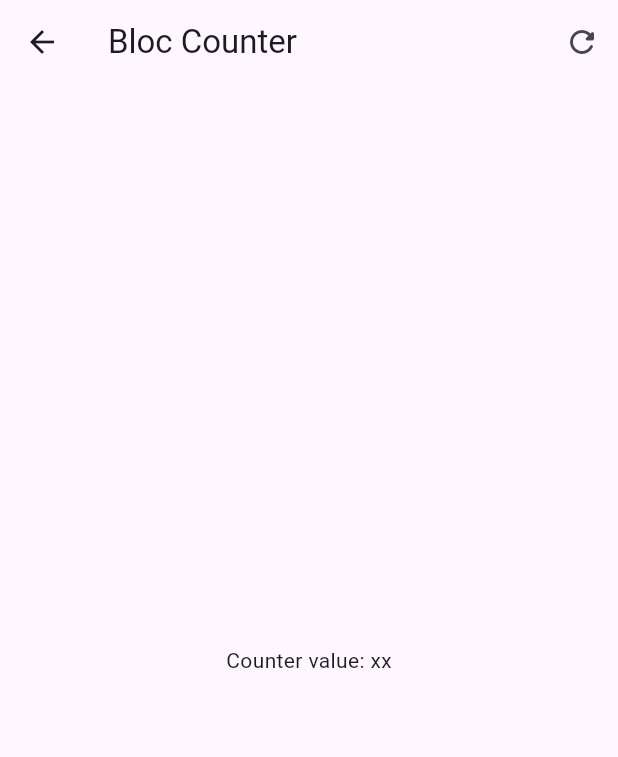
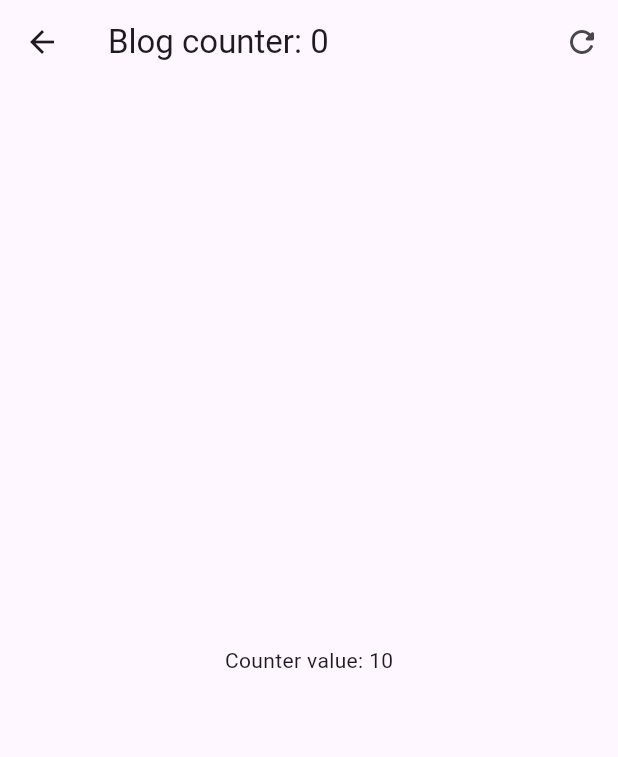
Before and after one commit to dcavadiam/forms_app, a Flutter app: the screen it shows after launch, after a tap on "BLoC", on a phone screen of 412 x 824 dp. Shown: the top 757 px of the screen. Run offline on Flutter 3.47's test engine with Material 3 defaults, Android fonts, the phone set to English and light mode, and no system bars; our stand-ins replace equatable, flutter_bloc, go_router.

Commit message:
counter bloc finished

```diff
--- a/lib/presentation/blocs/counter_bloc/counter_bloc.dart
+++ b/lib/presentation/blocs/counter_bloc/counter_bloc.dart
@@ -8,6 +8,8 @@ class CounterBloc extends Bloc<CounterEvent, CounterState> {
   CounterBloc() : super(const CounterState()) {
     on<CounterIncreased>(
         _onCounterIncreased); //  =   on<CounterIncreased>( (event, emit) _onCounterIncreased(event,emit))
+
+    on<CounterReset>(_onCounterReset);
   }
 
   void _onCounterIncreased(CounterIncreased event, Emitter<CounterState> emit) {
@@ -15,4 +17,8 @@ class CounterBloc extends Bloc<CounterEvent, CounterState> {
         counter: state.counter + event.value,
         transactionCounter: state.transactionCounter + 1));
   }
+
+  void _onCounterReset(CounterReset event, Emitter<CounterState> emit) {
+    emit(state.copyWith(counter: 0));
+  }
 }
--- a/lib/presentation/blocs/counter_bloc/counter_event.dart
+++ b/lib/presentation/blocs/counter_bloc/counter_event.dart
@@ -4,8 +4,9 @@ sealed class CounterEvent {
   const CounterEvent();
 }
 
-class CounterIncreased extends CounterEvent{
+class CounterIncreased extends CounterEvent {
   final int value;
   const CounterIncreased(this.value);
+}
 
-}
+class CounterReset extends CounterEvent {}
--- a/lib/presentation/screens/bloc_counter_screen.dart
+++ b/lib/presentation/screens/bloc_counter_screen.dart
@@ -1,26 +1,53 @@
 import 'package:flutter/material.dart';
+import 'package:flutter_bloc/flutter_bloc.dart';
+import 'package:forms_app/presentation/blocs/counter_bloc/counter_bloc.dart';
 
 class BlocCounterScreen extends StatelessWidget {
   const BlocCounterScreen({super.key});
 
   @override
   Widget build(BuildContext context) {
+    return BlocProvider(
+        create: (context) => CounterBloc(), child: _BlocCounterView());
+  }
+}
+
+class _BlocCounterView extends StatelessWidget {
+  const _BlocCounterView();
+
+  void increaseCounterBy(BuildContext context, [int value = 1]) {
+    context.read<CounterBloc>().add(CounterIncreased(value));
+  }
+
+  void resetCounterBy(BuildContext context) {
+    context.read<CounterBloc>().add(CounterReset());
+  }
+
+  @override
+  Widget build(BuildContext context) {
     return Scaffold(
         appBar: AppBar(
-          title: Text('Bloc Counter'),
+          title: context.select(
+            (CounterBloc counterBloc) =>
+                Text('Blog counter: ${counterBloc.state.transactionCounter}'),
+          ),
           actions: [
             IconButton(
-                onPressed: () => {}, icon: const Icon(Icons.refresh_rounded))
+                onPressed: () => {resetCounterBy(context)},
+                icon: const Icon(Icons.refresh_rounded))
           ],
         ),
         body: Center(
-          child: const Text('Counter value: xx'),
+          child: context.select(
+            (CounterBloc counterBloc) =>
+                Text('Counter value: ${counterBloc.state.counter}'),
+          ),
         ),
         floatingActionButton: Column(
           mainAxisAlignment: MainAxisAlignment.end,
           children: [
             FloatingActionButton(
-              onPressed: () => {},
+              onPressed: () => {increaseCounterBy(context, 3)},
               heroTag: '1',
               child: const Text('+3'),
             ),
@@ -28,7 +55,7 @@ class BlocCounterScreen extends StatelessWidget {
               height: 15,
             ),
             FloatingActionButton(
-              onPressed: () => {},
+              onPressed: () => {increaseCounterBy(context, 2)},
               heroTag: '2',
               child: const Text('+2'),
             ),
@@ -36,7 +63,7 @@ class BlocCounterScreen extends StatelessWidget {
               height: 15,
             ),
             FloatingActionButton(
-              onPressed: () => {},
+              onPressed: () => {increaseCounterBy(context)},
               heroTag: '3',
               child: const Text('+1'),
             ),
--- a/lib/presentation/screens/home_screen.dart
+++ b/lib/presentation/screens/home_screen.dart
@@ -21,6 +21,10 @@ class HomeScreen extends StatelessWidget {
             trailing: const Icon(Icons.arrow_forward_ios_rounded),
             onTap: () => context.push('/counter-bloc'),
           ),
+          const Padding(
+            padding: EdgeInsets.symmetric(horizontal: 10),
+            child: Divider(),
+          )
         ],
       ),
     );
```
